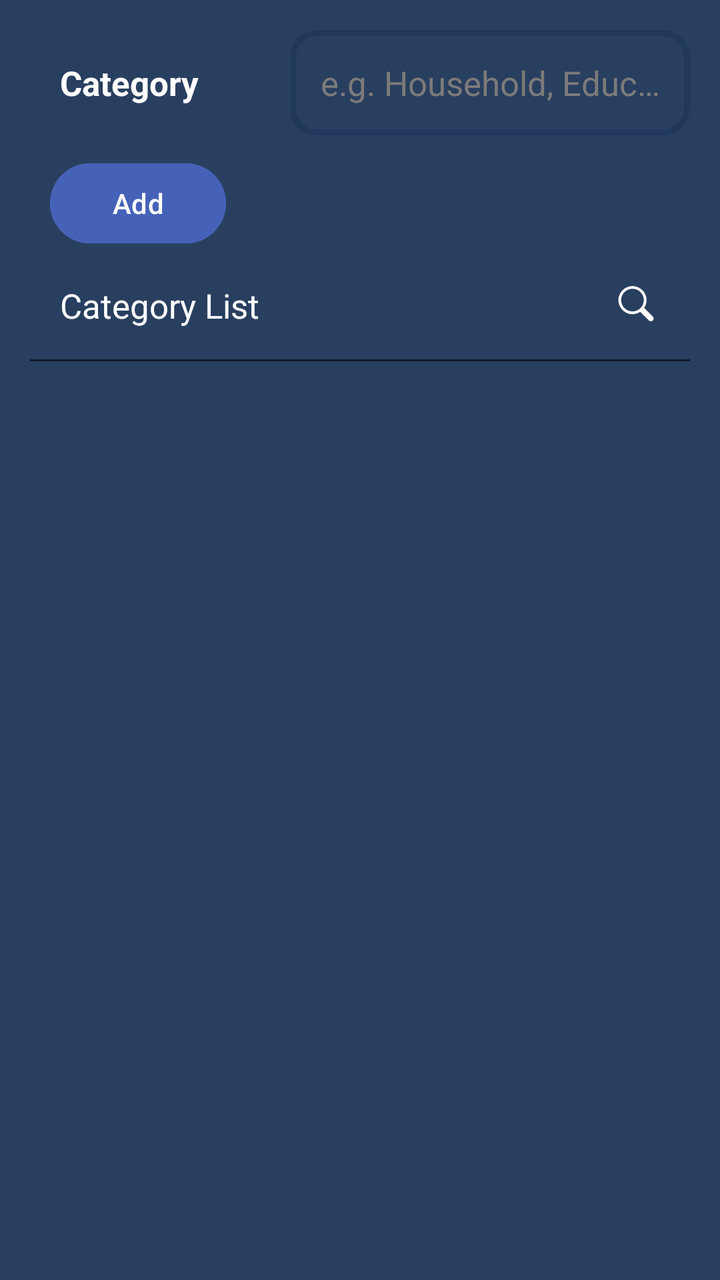
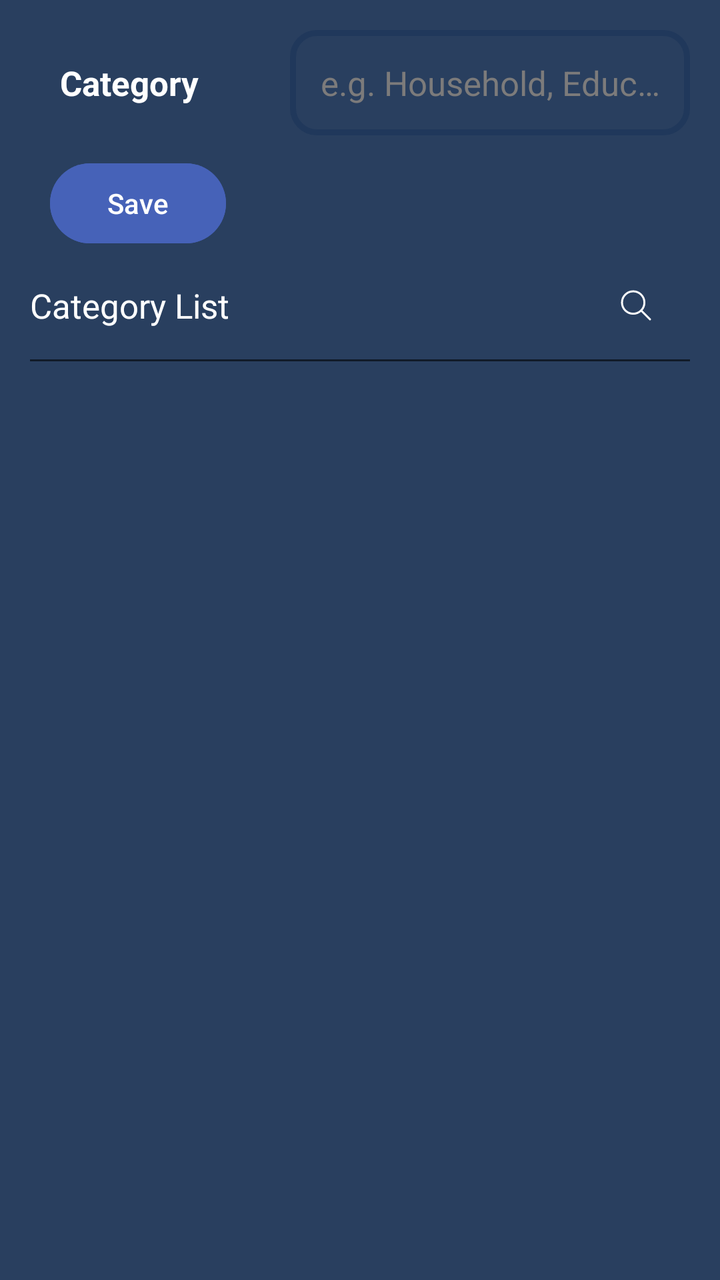

Two renders of the same Android screen: before a commit and after it. Below are the layout's source before the change and the commit's diff.
<!-- AndroidManifest.xml: application theme Theme.GharKharch -->
<!-- res/layout/fragment_add_category.xml -->
<?xml version="1.0" encoding="utf-8"?>
<androidx.constraintlayout.widget.ConstraintLayout xmlns:android="http://schemas.android.com/apk/res/android"
    xmlns:app="http://schemas.android.com/apk/res-auto"
    android:layout_width="match_parent"
    android:layout_height="match_parent"
    android:background="@color/backgroundColor"
    android:padding="@dimen/padding_large">

    <TextView
        android:layout_width="0dp"
        android:layout_height="wrap_content"
        android:layout_weight="1"
        android:padding="@dimen/padding_large"
        android:text="Category"
        android:textColor="@color/primaryTextColor"
        android:textSize="@dimen/text_size_large"
        android:textStyle="bold"
        app:layout_constraintBottom_toBottomOf="@id/input_category"
        app:layout_constraintEnd_toStartOf="@id/input_category"
        app:layout_constraintStart_toStartOf="parent"
        app:layout_constraintTop_toTopOf="parent" />

    <EditText
        android:id="@+id/input_category"
        style="@style/custom_edit_text"
        android:layout_width="200dp"
        android:layout_height="wrap_content"
        android:hint="@string/hint_category"
        android:textSize="@dimen/text_size_large"
        app:layout_constraintEnd_toEndOf="parent"
        app:layout_constraintTop_toTopOf="parent" />

    <Button
        android:id="@+id/addBtn"
        android:layout_width="wrap_content"
        android:layout_height="wrap_content"
        android:layout_marginVertical="@dimen/margin_medium"
        android:layout_marginStart="@dimen/margin_medium"
        android:backgroundTint="@color/buttonColor"
        android:text="Add"
        android:textColor="@color/primaryTextColor"
        app:layout_constraintStart_toStartOf="parent"
        app:layout_constraintTop_toBottomOf="@id/input_category" />

    <LinearLayout
        android:id="@+id/list_container"
        android:layout_width="match_parent"
        android:layout_height="wrap_content"
        android:gravity="center"
        android:orientation="horizontal"
        app:layout_constraintTop_toBottomOf="@id/addBtn">

        <TextView
            android:layout_width="0dp"
            android:layout_height="wrap_content"
            android:layout_weight="1"
            android:padding="@dimen/padding_large"
            android:text="Category List"
            android:textSize="@dimen/text_size_large" />

        <SearchView
            android:id="@+id/search_bar"
            android:layout_width="match_parent"
            android:layout_height="wrap_content"
            android:background="@drawable/search_bar_bordered_bg"
            android:visibility="gone" />

        <ImageView
            android:id="@+id/search_button"
            android:layout_width="wrap_content"
            android:layout_height="wrap_content"
            android:importantForAccessibility="no"
            android:padding="@dimen/padding_large"
            android:src="@drawable/search_icon" />

    </LinearLayout>

    <View
        android:id="@+id/separator"
        android:layout_width="match_parent"
        android:layout_height="1dp"
        android:background="@color/secondaryColor"
        app:layout_constraintTop_toBottomOf="@id/list_container" />

    <androidx.recyclerview.widget.RecyclerView
        android:id="@+id/rcv_category_list"
        android:layout_width="0dp"
        android:layout_height="0dp"
        android:layout_marginVertical="@dimen/margin_small"
        app:layout_constraintBottom_toBottomOf="parent"
        app:layout_constraintEnd_toEndOf="@id/separator"
        app:layout_constraintStart_toStartOf="@id/list_container"
        app:layout_constraintTop_toBottomOf="@id/list_container" />

</androidx.constraintlayout.widget.ConstraintLayout>
<!-- resources referenced by this layout -->
<resources>
  <color name="backgroundColor">#293F5F</color>
  <color name="buttonColor">#4662B8</color>
  <color name="primaryTextColor">#FFFFFF</color>
  <color name="secondaryColor">#111B28</color>
  <dimen name="margin_medium">10dp</dimen>
  <dimen name="margin_small">5dp</dimen>
  <dimen name="padding_large">15dp</dimen>
  <dimen name="text_size_large">17sp</dimen>
  <!-- drawable search_bar_bordered_bg (drawable) -->
  <?xml version="1.0" encoding="utf-8"?>
  <shape xmlns:android="http://schemas.android.com/apk/res/android"
      android:shape="rectangle">
      <stroke
          android:width="3dp"
          android:color="@color/backgroundColorVariant" />
      <corners android:radius="12dp" />
  </shape>
  <!-- drawable search_icon (drawable) -->
  <vector xmlns:android="http://schemas.android.com/apk/res/android"
      android:width="24dp"
      android:height="24dp"
      android:tint="@color/white"
      android:viewportWidth="19"
      android:viewportHeight="19">
  
      <path
          android:fillColor="#000000"
          android:pathData="M16.147,15.488a1.112,1.112 0,0 1,-1.567 0l-3.395,-3.395a5.575,5.575 0,1 1,1.568 -1.568l3.394,3.395a1.112,1.112 0,0 1,0 1.568zM9.786,11.585a4.488,4.488 0,1 0,-1.681 0.327,4.443 4.443,0 0,0 1.68,-0.327z" />
  
  </vector>
  <string name="hint_category">e.g. Household, Education</string>
  <style name="custom_edit_text" parent="Widget.AppCompat.EditText">
          <item name="android:maxLines">1</item>
          <item name="android:maxLength">20</item>
          <item name="android:ellipsize">end</item>
          <item name="android:inputType">text</item>
          <item name="android:gravity">center</item>
          <item name="android:importantForAutofill">no</item>
          <item name="android:padding">@dimen/padding_large</item>
          <item name="android:background">@drawable/search_bar_bordered_bg</item>
          <item name="android:textColorHint">@color/primaryTextColorVariant</item>
      </style>
  <style name="Theme.GharKharch" parent="Base.Theme.GharKharch">
          <item name="colorPrimary">@color/backgroundColor</item>
          <item name="colorSecondary">@color/lGrey</item>
          
          <item name="colorOnSecondary">@color/primaryTextColor</item>
          <item name="colorOnPrimary">@color/primaryTextColor</item>
          
          <item name="android:textColor">@color/primaryTextColor</item>
          <item name="android:textColorPrimary">@color/primaryTextColor</item>
          <item name="android:textColorSecondary">@color/primaryTextColorVariant</item>
      </style>
  <color name="backgroundColorVariant">#20385B</color>
  <color name="white">#FFFFFFFF</color>
  <color name="primaryTextColorVariant">#7C7B7B</color>
  <style name="Base.Theme.GharKharch" parent="Theme.Material3.DayNight.NoActionBar">
          
      </style>
  <color name="lGrey">#616161</color>
</resources>

<!-- the commit's change to res/layout/fragment_add_category.xml (unified diff, before → after) -->
@@ -37,7 +37,7 @@
         android:layout_marginVertical="@dimen/margin_medium"
         android:layout_marginStart="@dimen/margin_medium"
         android:backgroundTint="@color/buttonColor"
-        android:text="Add"
+        android:text="Save"
         android:textColor="@color/primaryTextColor"
         app:layout_constraintStart_toStartOf="parent"
         app:layout_constraintTop_toBottomOf="@id/input_category" />
@@ -51,18 +51,31 @@
         app:layout_constraintTop_toBottomOf="@id/addBtn">
 
         <TextView
+            android:id="@+id/list_title"
             android:layout_width="0dp"
             android:layout_height="wrap_content"
             android:layout_weight="1"
-            android:padding="@dimen/padding_large"
+            android:paddingVertical="@dimen/padding_large"
             android:text="Category List"
             android:textSize="@dimen/text_size_large" />
 
         <SearchView
-            android:id="@+id/search_bar"
-            android:layout_width="match_parent"
+            android:id="@+id/search_view"
+            android:layout_width="0dp"
             android:layout_height="wrap_content"
-            android:background="@drawable/search_bar_bordered_bg"
+            android:layout_marginVertical="@dimen/margin_medium"
+            android:layout_weight="1"
+            android:background="@drawable/search_bar_border"
+            android:iconifiedByDefault="false"
+            android:visibility="gone" />
+
+        <ImageView
+            android:id="@+id/close_button"
+            android:layout_width="wrap_content"
+            android:layout_height="wrap_content"
+            android:importantForAccessibility="no"
+            android:padding="@dimen/padding_large"
+            android:src="@drawable/close_search_icon"
             android:visibility="gone" />
 
         <ImageView
<!-- resource entries referenced after the edit -->
@@ -8,13 +8,30 @@
   <dimen name="margin_small">5dp</dimen>
   <dimen name="padding_large">15dp</dimen>
   <dimen name="text_size_large">17sp</dimen>
-  <!-- drawable search_bar_bordered_bg (drawable) -->
+  <!-- drawable close_search_icon (drawable) -->
+  <vector xmlns:android="http://schemas.android.com/apk/res/android"
+      android:width="24dp"
+      android:height="24dp"
+      android:tint="@color/white"
+      android:viewportWidth="24"
+      android:viewportHeight="24">
+  
+      <path
+          android:fillColor="#00000000"
+          android:pathData="M14.578,14.542C15.58,13.53 16.2,12.137 16.2,10.6C16.2,7.507 13.693,5 10.6,5C7.507,5 5,7.507 5,10.6C5,13.693 7.507,16.2 10.6,16.2C12.156,16.2 13.563,15.566 14.578,14.542ZM14.578,14.542L19,19M8.5,8.5L12.5,12.5M12.5,8.5L8.5,12.5"
+          android:strokeWidth="1"
+          android:strokeColor="#464455"
+          android:strokeLineCap="round"
+          android:strokeLineJoin="round" />
+  
+  </vector>
+  <!-- drawable search_bar_border (drawable) -->
   <?xml version="1.0" encoding="utf-8"?>
   <shape xmlns:android="http://schemas.android.com/apk/res/android"
       android:shape="rectangle">
       <stroke
-          android:width="3dp"
-          android:color="@color/backgroundColorVariant" />
+          android:width="2dp"
+          android:color="@color/white" />
       <corners android:radius="12dp" />
   </shape>
   <!-- drawable search_icon (drawable) -->
@@ -22,12 +39,16 @@
       android:width="24dp"
       android:height="24dp"
       android:tint="@color/white"
-      android:viewportWidth="19"
-      android:viewportHeight="19">
+      android:viewportWidth="24"
+      android:viewportHeight="24">
   
       <path
-          android:fillColor="#000000"
-          android:pathData="M16.147,15.488a1.112,1.112 0,0 1,-1.567 0l-3.395,-3.395a5.575,5.575 0,1 1,1.568 -1.568l3.394,3.395a1.112,1.112 0,0 1,0 1.568zM9.786,11.585a4.488,4.488 0,1 0,-1.681 0.327,4.443 4.443,0 0,0 1.68,-0.327z" />
+          android:fillColor="#00000000"
+          android:pathData="M14.578,14.542C15.58,13.53 16.2,12.137 16.2,10.6C16.2,7.507 13.693,5 10.6,5C7.507,5 5,7.507 5,10.6C5,13.693 7.507,16.2 10.6,16.2C12.156,16.2 13.563,15.566 14.578,14.542ZM14.578,14.542L19,19"
+          android:strokeWidth="1"
+          android:strokeColor="#464455"
+          android:strokeLineCap="round"
+          android:strokeLineJoin="round" />
   
   </vector>
   <string name="hint_category">e.g. Household, Education</string>
@@ -39,7 +60,7 @@
           <item name="android:gravity">center</item>
           <item name="android:importantForAutofill">no</item>
           <item name="android:padding">@dimen/padding_large</item>
-          <item name="android:background">@drawable/search_bar_bordered_bg</item>
+          <item name="android:background">@drawable/rounded_border</item>
           <item name="android:textColorHint">@color/primaryTextColorVariant</item>
       </style>
   <style name="Theme.GharKharch" parent="Base.Theme.GharKharch">
@@ -55,6 +76,15 @@
       </style>
   <color name="backgroundColorVariant">#20385B</color>
   <color name="white">#FFFFFFFF</color>
+  <!-- drawable rounded_border (drawable) -->
+  <?xml version="1.0" encoding="utf-8"?>
+  <shape xmlns:android="http://schemas.android.com/apk/res/android"
+      android:shape="rectangle">
+      <stroke
+          android:width="3dp"
+          android:color="@color/backgroundColorVariant" />
+      <corners android:radius="12dp" />
+  </shape>
   <color name="primaryTextColorVariant">#7C7B7B</color>
   <style name="Base.Theme.GharKharch" parent="Theme.Material3.DayNight.NoActionBar">
           
